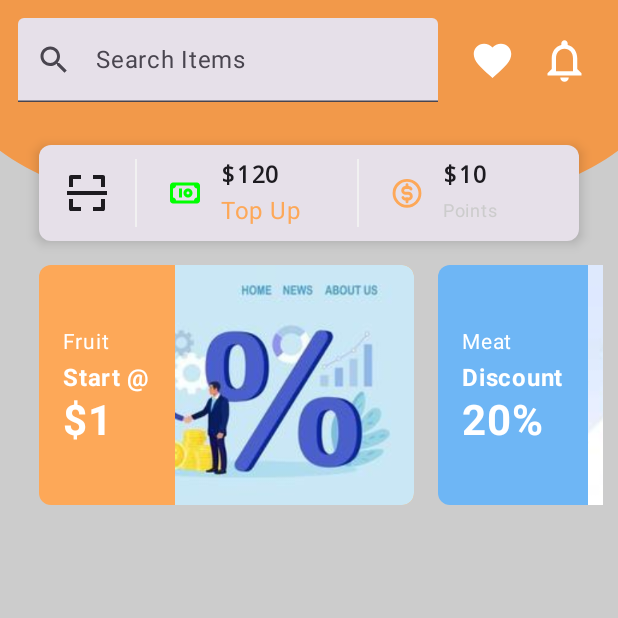
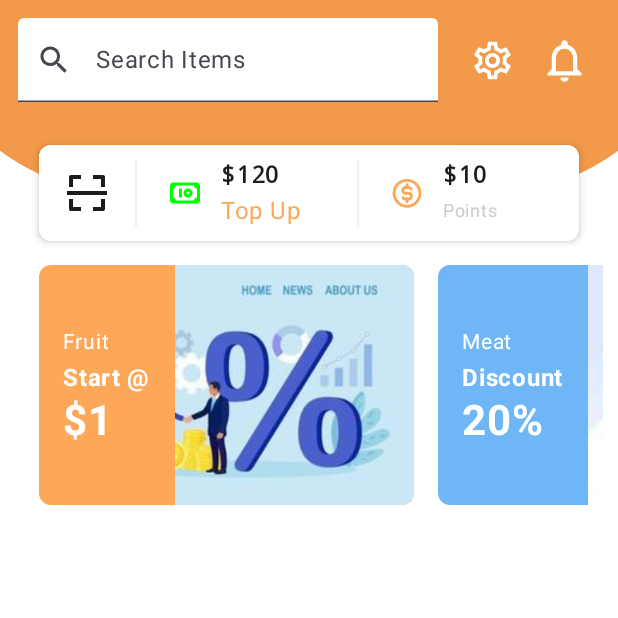
Before and after one commit to keringKirwa/Loan_Lending_App, an Android app built with Jetpack Compose: the HomeScreen screen opened through its navigation route, on a phone screen of 412 x 824 dp, the top half of it. Run offline under Robolectric (Android 15) with nearby library versions, the phone set to English and light mode, and no system bars.

Commit message:
some other commit

```diff
--- a/app/build.gradle
+++ b/app/build.gradle
@@ -65,4 +65,7 @@ dependencies {
     debugImplementation 'androidx.compose.ui:ui-test-manifest'
     implementation "com.google.accompanist:accompanist-systemuicontroller:0.28.0"
     implementation "androidx.navigation:navigation-compose:2.4.0-alpha10"
+    implementation "com.squareup.retrofit2:retrofit:2.9.0"
+    implementation "com.squareup.retrofit2:converter-gson:2.9.0"
+
 }
--- a/app/src/main/java/com/example/kkdev_hustler_fund_app/models/LoginDetails.kt
+++ b/app/src/main/java/com/example/kkdev_hustler_fund_app/models/LoginDetails.kt
@@ -1,4 +1,5 @@
 package com.example.kkdev_hustler_fund_app.models
 
-class LoginDetails {
+data class LoginDetails(val username: String, val password: String) {
+
 }
--- a/app/src/main/java/com/example/kkdev_hustler_fund_app/models/User.kt
+++ b/app/src/main/java/com/example/kkdev_hustler_fund_app/models/User.kt
@@ -1,3 +1,3 @@
 package com.example.kkdev_hustler_fund_app.models
 
-data class User()
+data class User(val name:String, val emailAddress:String)
--- a/app/src/main/java/com/example/kkdev_hustler_fund_app/navigations/Navigation.kt
+++ b/app/src/main/java/com/example/kkdev_hustler_fund_app/navigations/Navigation.kt
@@ -32,8 +32,4 @@ object Navigation {
         }
     }
 
-    @Composable
-    fun ProvideNavController(navController: NavController, content: @Composable () -> Unit) {
-        CompositionLocalProvider(navControllerLocal provides navController, content = content)
-    }
 }
--- a/app/src/main/java/com/example/kkdev_hustler_fund_app/screens/HomeScreen.kt
+++ b/app/src/main/java/com/example/kkdev_hustler_fund_app/screens/HomeScreen.kt
@@ -24,8 +24,8 @@ import androidx.compose.foundation.shape.RoundedCornerShape
 import androidx.compose.foundation.text.KeyboardOptions
 import androidx.compose.material.icons.Icons
 import androidx.compose.material.icons.filled.Search
-import androidx.compose.material.icons.outlined.Favorite
 import androidx.compose.material.icons.outlined.Notifications
+import androidx.compose.material.icons.outlined.Settings
 import androidx.compose.material3.Card
 import androidx.compose.material3.CardDefaults
 import androidx.compose.material3.Divider
@@ -34,6 +34,7 @@ import androidx.compose.material3.Icon
 import androidx.compose.material3.IconButton
 import androidx.compose.material3.Text
 import androidx.compose.material3.TextField
+import androidx.compose.material3.TextFieldDefaults
 import androidx.compose.runtime.Composable
 import androidx.compose.runtime.mutableStateOf
 import androidx.compose.runtime.remember
@@ -48,20 +49,21 @@ import androidx.compose.ui.text.font.FontFamily
 import androidx.compose.ui.text.font.FontWeight
 import androidx.compose.ui.text.input.KeyboardType
 import androidx.compose.ui.text.input.TextFieldValue
+import androidx.compose.ui.tooling.preview.Preview
 import androidx.compose.ui.unit.dp
 import androidx.compose.ui.unit.sp
-import androidx.navigation.NavController
 import com.example.kkdev_hustler_fund_app.R
 import com.example.kkdev_hustler_fund_app.ui.theme.DividerColor
 import com.example.kkdev_hustler_fund_app.ui.theme.MyColors
 import com.example.kkdev_hustler_fund_app.ui.theme.PrimaryColor
+import com.example.kkdev_hustler_fund_app.ui.theme.customRoundedShape
 
-
+@Preview(showBackground = true)
 @Composable
     fun HomeScreen(){
         Box(modifier = Modifier
             .fillMaxSize()
-            .background(Color.LightGray)
+            .background(Color.White)
             .safeContentPadding()
         ){
             Image(painter = painterResource(id = R.drawable.ic_launcher_background_main), contentDescription = "",
@@ -85,9 +87,6 @@ import com.example.kkdev_hustler_fund_app.ui.theme.PrimaryColor
                 Promotions()
             }
         }
-
-
-
     }
 
 
@@ -107,7 +106,7 @@ import com.example.kkdev_hustler_fund_app.ui.theme.PrimaryColor
             IconButton(
                 onClick = { /*TODO*/ },
             ) {
-                Icon(imageVector= Icons.Outlined.Favorite,
+                Icon(imageVector= Icons.Outlined.Settings,
                     contentDescription = "Search",
                     tint = Color.White,
                     modifier = Modifier.size(30.dp)
@@ -122,9 +121,7 @@ import com.example.kkdev_hustler_fund_app.ui.theme.PrimaryColor
                     modifier = Modifier.size(34.dp)
                 )
             }
-
         }
-
 
     }
 
@@ -151,8 +148,8 @@ import com.example.kkdev_hustler_fund_app.ui.theme.PrimaryColor
             },
             label = { Text(text = "Search Items") },
             placeholder = { Text(text = "e.g clothes , food ...") },
+            colors = TextFieldDefaults.textFieldColors(containerColor = Color.White)
         )
-
     }
 
 
@@ -166,11 +163,13 @@ import com.example.kkdev_hustler_fund_app.ui.theme.PrimaryColor
                 .fillMaxWidth()
                 .padding(horizontal = 16.dp)
                 .height(64.dp),
-            elevation = CardDefaults.cardElevation(defaultElevation = 5.dp),
-            shape = RoundedCornerShape(8.dp)
+            elevation = CardDefaults.cardElevation(defaultElevation = 3.dp),
+            shape = customRoundedShape
 
         ) {
-            Row(modifier =  Modifier.fillMaxSize(), verticalAlignment = Alignment.CenterVertically) {
+            Row(modifier = Modifier
+                .fillMaxSize()
+                .background(Color.White), verticalAlignment = Alignment.CenterVertically) {
                 QrButton()
                 VerticalDivider()
 
--- a/app/src/main/java/com/example/kkdev_hustler_fund_app/screens/LoginScreen.kt
+++ b/app/src/main/java/com/example/kkdev_hustler_fund_app/screens/LoginScreen.kt
@@ -39,14 +39,15 @@ import androidx.compose.ui.text.font.FontFamily
 import androidx.compose.ui.text.font.FontWeight
 import androidx.compose.ui.text.input.KeyboardType
 import androidx.compose.ui.text.input.TextFieldValue
+import androidx.compose.ui.tooling.preview.Preview
 import androidx.compose.ui.unit.dp
 import androidx.compose.ui.unit.sp
-import androidx.navigation.compose.rememberNavController
 import com.example.kkdev_hustler_fund_app.navigations.Navigation
 import com.example.kkdev_hustler_fund_app.navigations.Route
 import com.example.kkdev_hustler_fund_app.ui.theme.PrimaryColor
 import com.example.kkdev_hustler_fund_app.ui.theme.customRoundedShape
 
+@Preview(showBackground = true)
 @Composable
 fun LoginScreenTest(){
         Column(
```
Also changed, not shown: app/src/main/java/com/example/kkdev_hustler_fund_app/models/Result.kt (+7 -1 lines), app/src/main/java/com/example/kkdev_hustler_fund_app/view_models/AuthViewModel.kt (+22 -1 lines).
